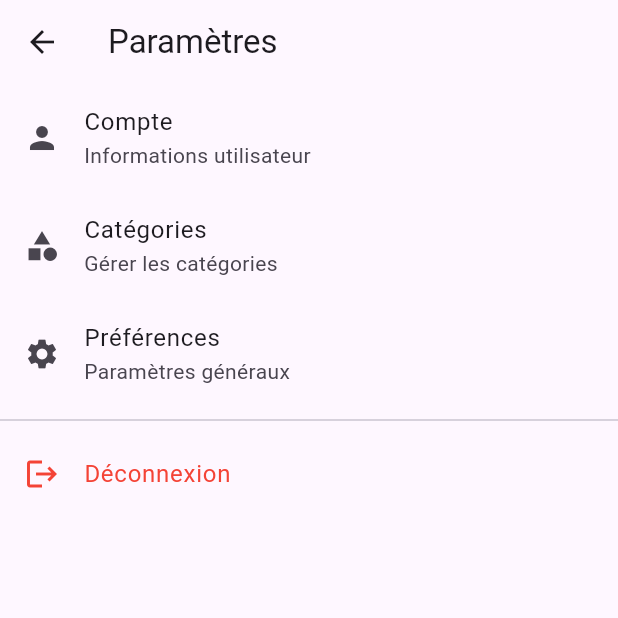
After one commit to aek1987/depensemobile, a Flutter app: the SettingsScreen screen opened directly, on a phone screen of 412 x 824 dp, the top half of it. The commit adds this screen. Run offline on Flutter 3.47's test engine with Material 3 defaults, Android fonts, the phone set to English and light mode, and no system bars; our stand-ins replace shared_preferences; accounts and stored records are empty.

Commit message:
add files

```diff
--- /dev/null
+++ b/lib/screen/settings_screen.dart
@@ -0,0 +1,56 @@
+import 'package:flutter/material.dart';
+
+class SettingsScreen extends StatelessWidget {
+  const SettingsScreen({super.key});
+
+  @override
+  Widget build(BuildContext context) {
+    return Scaffold(
+      appBar: AppBar(
+        title: const Text('Paramètres'),
+      ),
+      body: ListView(
+        children: [
+
+          ListTile(
+            leading: const Icon(Icons.person),
+            title: const Text('Compte'),
+            subtitle: const Text('Informations utilisateur'),
+            onTap: () {
+              // plus tard
+            },
+          ),
+
+          ListTile(
+            leading: const Icon(Icons.category),
+            title: const Text('Catégories'),
+            subtitle: const Text('Gérer les catégories'),
+            onTap: () {
+              // étape suivante
+            },
+          ),
+
+          ListTile(
+            leading: const Icon(Icons.settings),
+            title: const Text('Préférences'),
+            subtitle: const Text('Paramètres généraux'),
+            onTap: () {},
+          ),
+
+          const Divider(),
+
+          ListTile(
+            leading: const Icon(Icons.logout, color: Colors.red),
+            title: const Text(
+              'Déconnexion',
+              style: TextStyle(color: Colors.red),
+            ),
+            onTap: () {
+              // plus tard
+            },
+          ),
+        ],
+      ),
+    );
+  }
+}
--- a/pubspec.yaml
+++ b/pubspec.yaml
@@ -30,10 +30,13 @@ environment:
 dependencies:
   flutter:
     sdk: flutter
+  shared_preferences: ^2.2.2
+
+  cupertino_icons: ^1.0.8
 
   # The following adds the Cupertino Icons font to your application.
   # Use with the CupertinoIcons class for iOS style icons.
-  cupertino_icons: ^1.0.8
+
 
 dev_dependencies:
   flutter_test:
```
Also changed, not shown: lib/expense.dart (+7 -6 lines), lib/main.dart (+92 -4 lines), lib/model/depense.dart (deleted, +0 -13 lines), pubspec.lock, 1 other file.
